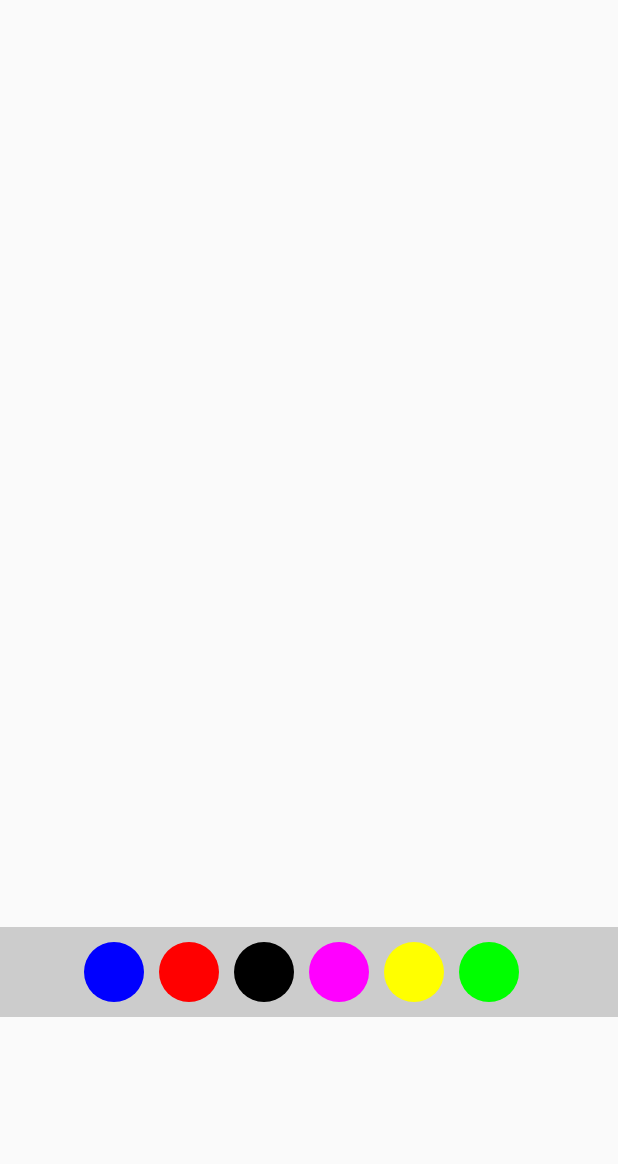
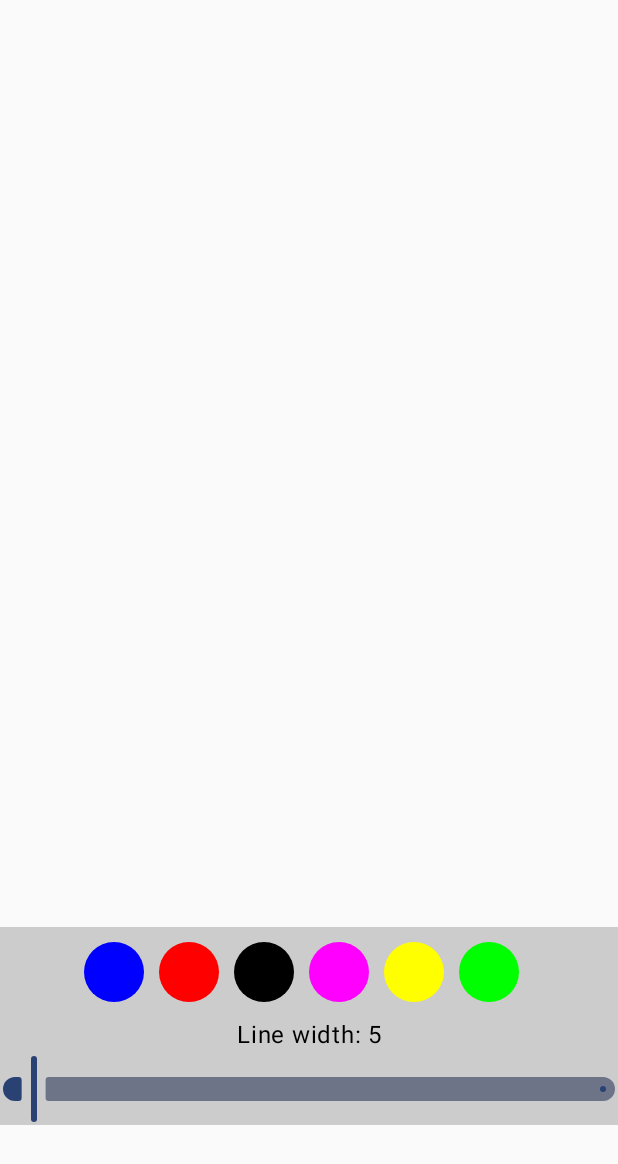
Before and after one commit to vokrob/DrawApp, an Android app built with Jetpack Compose: the screen it shows after launch (MainActivity), on a phone screen of 412 x 824 dp. Shown: the top 1164 px of the screen. Run offline under Robolectric (Android 15) with nearby library versions, the phone set to English and light mode, and no system bars.

Commit message:
Adding line thickness selection for drawing

```diff
--- a/app/src/main/java/com/vokrob/drawapp/BottomPanel.kt
+++ b/app/src/main/java/com/vokrob/drawapp/BottomPanel.kt
@@ -10,22 +10,31 @@ import androidx.compose.foundation.layout.size
 import androidx.compose.foundation.lazy.LazyRow
 import androidx.compose.foundation.lazy.items
 import androidx.compose.foundation.shape.CircleShape
+import androidx.compose.material3.Slider
+import androidx.compose.material3.Text
 import androidx.compose.runtime.Composable
+import androidx.compose.runtime.getValue
+import androidx.compose.runtime.mutableStateOf
+import androidx.compose.runtime.remember
+import androidx.compose.runtime.setValue
 import androidx.compose.ui.Alignment
 import androidx.compose.ui.Modifier
 import androidx.compose.ui.graphics.Color
 import androidx.compose.ui.unit.dp
 
 @Composable
-fun BottomPanel(onClick: (Color) -> Unit) {
+fun BottomPanel(onClick: (Color) -> Unit, onLineWidthChange: (Float) -> Unit) {
     Column(
         modifier = Modifier
             .fillMaxWidth()
             .background(Color.LightGray),
         horizontalAlignment = Alignment.CenterHorizontally
     ) {
-        ColorList() { color ->
+        ColorList { color ->
             onClick(color)
+        }
+        CustomSlider { lineWidth ->
+            onLineWidthChange(lineWidth)
         }
     }
 }
@@ -52,3 +61,20 @@ fun ColorList(onClick: (Color) -> Unit) {
         }
     }
 }
+
+@Composable
+fun CustomSlider(onChange: (Float) -> Unit) {
+    var position by remember { mutableStateOf(0.05f) }
+
+    Column(horizontalAlignment = Alignment.CenterHorizontally) {
+        Text("Line width: ${(position * 100).toInt()}")
+        Slider(
+            value = position,
+            onValueChange = {
+                val tempPos = if (it > 0) it else 0.01f
+                position = tempPos
+                onChange(tempPos * 100)
+            }
+        )
+    }
+}
--- a/app/src/main/java/com/vokrob/drawapp/MainActivity.kt
+++ b/app/src/main/java/com/vokrob/drawapp/MainActivity.kt
@@ -18,6 +18,7 @@ import androidx.compose.runtime.mutableStateOf
 import androidx.compose.runtime.remember
 import androidx.compose.ui.Modifier
 import androidx.compose.ui.graphics.Path
+import androidx.compose.ui.graphics.StrokeCap
 import androidx.compose.ui.graphics.drawscope.Stroke
 import androidx.compose.ui.input.pointer.pointerInput
 import androidx.core.view.WindowInsetsCompat
@@ -46,8 +47,12 @@ class MainActivity : ComponentActivity() {
             DrawAppTheme {
                 Column {
                     DrawCanvas(pathData)
-                    BottomPanel { color ->
-                        pathData.value = pathData.value.copy(color = color)
+                    BottomPanel(
+                        { color ->
+                            pathData.value = pathData.value.copy(color = color)
+                        }
+                    ) { lineWidth ->
+                        pathData.value = pathData.value.copy(lineWidth = lineWidth)
                     }
                 }
             }
@@ -77,6 +82,7 @@ fun DrawCanvas(pathData: MutableState<PathData>) {
                         change.position.x,
                         change.position.y
                     )
+
                     if (pathList.size > 0) {
                         pathList.removeAt(pathList.size - 1)
                     }
@@ -88,7 +94,10 @@ fun DrawCanvas(pathData: MutableState<PathData>) {
             drawPath(
                 pathData.path,
                 color = pathData.color,
-                style = Stroke(5f)
+                style = Stroke(
+                    pathData.lineWidth,
+                    cap = StrokeCap.Round
+                )
             )
         }
     }
--- a/app/src/main/java/com/vokrob/drawapp/PathData.kt
+++ b/app/src/main/java/com/vokrob/drawapp/PathData.kt
@@ -5,5 +5,6 @@ import androidx.compose.ui.graphics.Path
 
 data class PathData(
     val path: Path = Path(),
-    val color: Color = Color.Blue
+    val color: Color = Color.Blue,
+    val lineWidth: Float = 5f
 )
```
